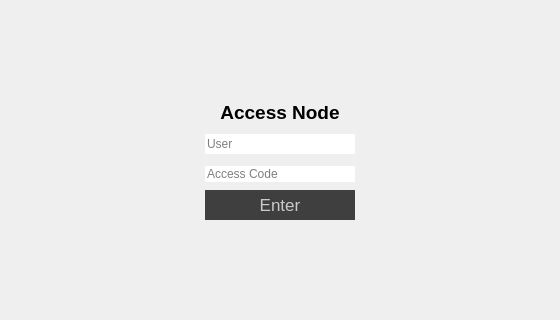
r0manch1k/umbrella, file src/auth/auth.ui: the form before one commit; both pictures show x 217 to 777 and y 163 to 483 of the 1000 by 600 pixel window.
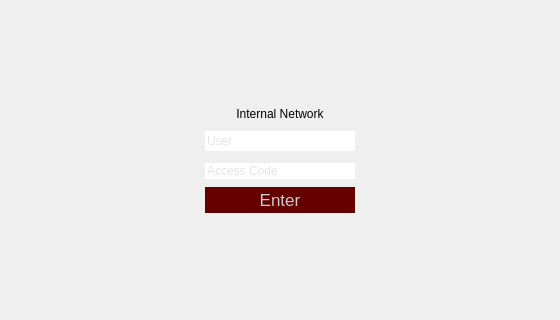
The form after the commit. Icons and pictures are not drawn.

Commit message: фиксы дизайна

The edit to the form file:
```diff
--- a/src/auth/auth.ui
+++ b/src/auth/auth.ui
@@ -18,7 +18,24 @@
    </font>
   </property>
   <property name="windowTitle">
-   <string>Umbrella Corp. Internal Network Access Node</string>
+   <string>Umbrella Corp. Internal Network</string>
+  </property>
+  <property name="styleSheet">
+   <string notr="true">QPushButton#enterButton {
+	background-color: rgb(100, 0, 0);
+	color: rgb(202, 202, 202);
+	border: 0;
+	padding: 3px;
+}
+
+QPushButton#enterButton:pressed {
+    background-color: rgb(80, 0, 0);
+}
+
+QLineEdit {
+	border: 0;
+	color: rgb(202, 202, 202);
+}</string>
   </property>
   <widget class="QWidget" name="mainWidget">
    <property name="styleSheet">
@@ -300,9 +317,7 @@
        </size>
       </property>
       <property name="styleSheet">
-       <string notr="true">QLineEdit {
-	border: 0;
-}</string>
+       <string notr="true"/>
       </property>
       <layout class="QVBoxLayout" name="verticalLayout">
        <property name="spacing">
@@ -323,7 +338,7 @@
        <item>
         <widget class="QLabel" name="nodeTextLabel">
          <property name="text">
-          <string>&lt;html&gt;&lt;head/&gt;&lt;body&gt;&lt;p&gt;Access Node&lt;/p&gt;&lt;/body&gt;&lt;/html&gt;</string>
+          <string>&lt;html&gt;&lt;head/&gt;&lt;body&gt;&lt;p&gt;Internal Network&lt;/p&gt;&lt;/body&gt;&lt;/html&gt;</string>
          </property>
          <property name="alignment">
           <set>Qt::AlignmentFlag::AlignCenter</set>
@@ -461,6 +476,9 @@
               <family>Arial</family>
              </font>
             </property>
+            <property name="inputMask">
+             <string/>
+            </property>
             <property name="placeholderText">
              <string>Access Code</string>
             </property>
@@ -543,7 +561,7 @@
         </spacer>
        </item>
        <item>
-        <widget class="QPushButton" name="pushButton">
+        <widget class="QPushButton" name="enterButton">
          <property name="minimumSize">
           <size>
            <width>150</width>
@@ -564,12 +582,7 @@
           </font>
          </property>
          <property name="styleSheet">
-          <string notr="true">QPushButton {
-	background-color: rgb(63, 63, 63);
-	color: rgb(202, 202, 202);
-	border: 0;
-	padding: 5px;
-}</string>
+          <string notr="true"/>
          </property>
          <property name="text">
           <string>Enter</string>
```
